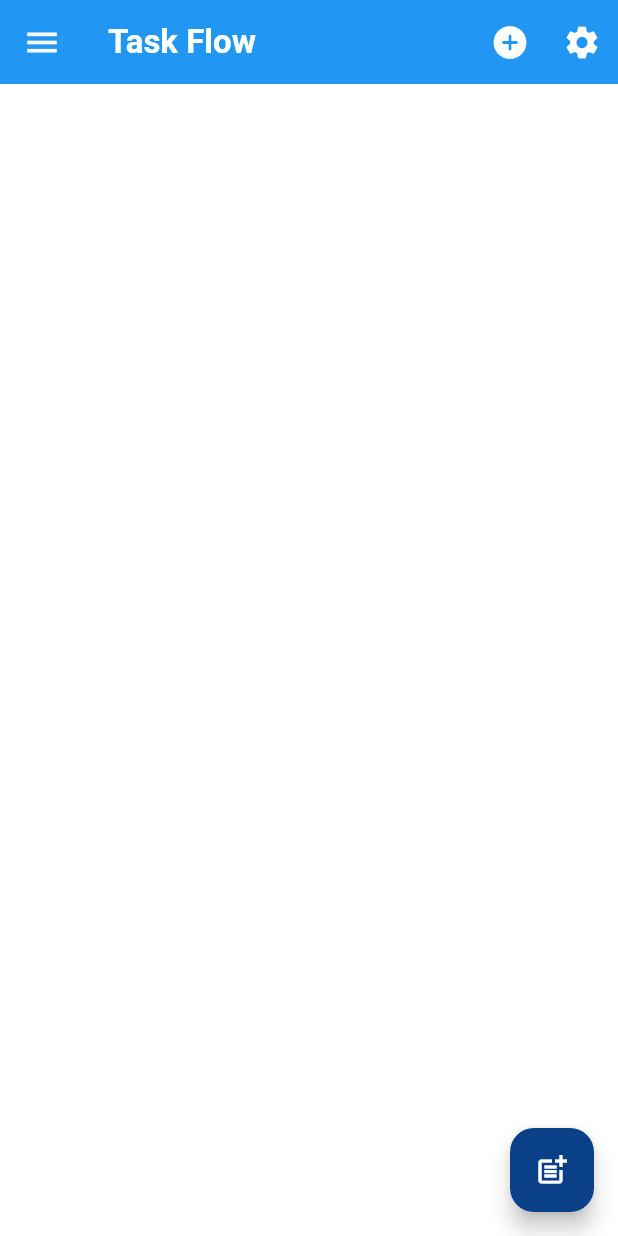
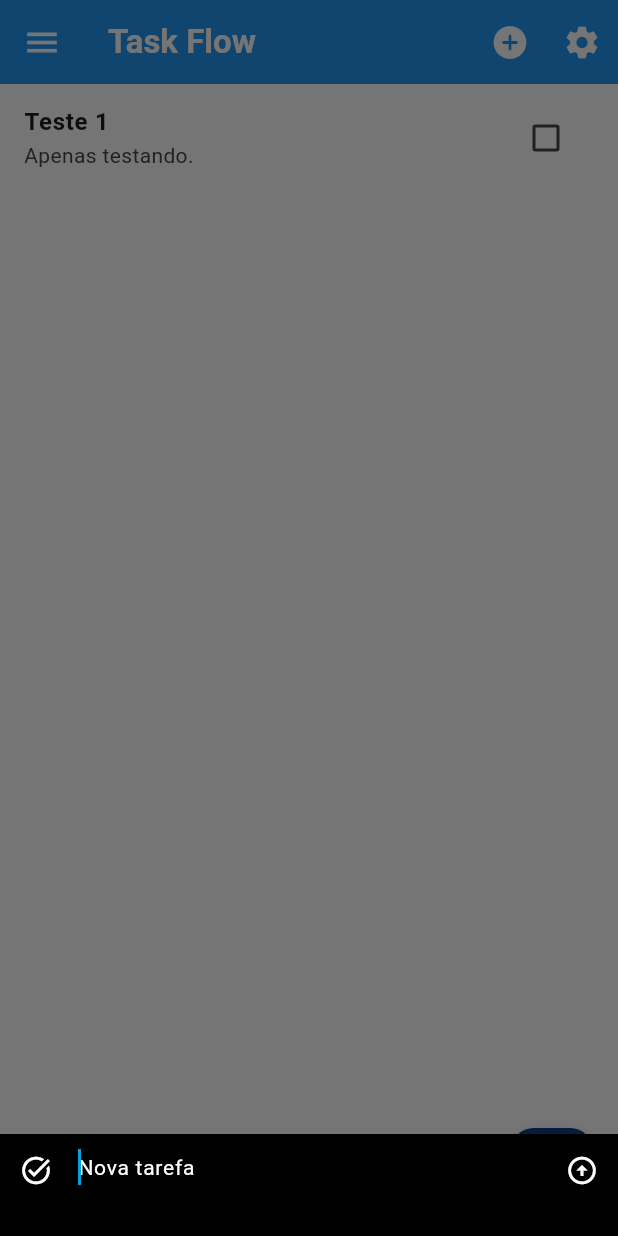
Before and after one commit to Blueshrine/task-flow, a Flutter app: the screen it shows after launch, after a tap on the "post add" icon, on a phone screen of 412 x 824 dp. Run offline on Flutter 3.47's test engine with Material 2 defaults, Android fonts, the phone set to English and light mode, and no system bars; our stand-ins replace bloc, equatable, flutter_bloc; missing offline and left inert: validatorless; Roboto replaces fonts that are missing (mplus1).

Commit message:
Initial implementation of the form modal to register new task.

```diff
--- a/task_flow_app/lib/main.dart
+++ b/task_flow_app/lib/main.dart
@@ -3,6 +3,7 @@ import 'package:flutter/material.dart';
 import './ui/theme/theme_configuration.dart';
 import './pages/task_page.dart';
 import './bloc/exported_blocs.dart';
+import 'models/task_model.dart';
 
 void main() => runApp(const MyApp());
 
@@ -12,7 +13,12 @@ final class MyApp extends StatelessWidget {
   @override
   Widget build(BuildContext context) {
     return BlocProvider(
-      create: (context) => TaskBloc(),
+      create: (context) => TaskBloc()
+        ..add(
+          const AddTaskEvent(
+            task: TaskModel(title: 'Teste 1', description: 'Apenas testando.'),
+          ),
+        ),
       child: MaterialApp(
         title: 'Task Flow',
         theme: ThemeConfiguration.appTheme,
--- a/task_flow_app/lib/models/task_model.dart
+++ b/task_flow_app/lib/models/task_model.dart
@@ -2,13 +2,13 @@ import 'package:equatable/equatable.dart';
 
 final class TaskModel extends Equatable {
   final String title;
-  final String description;
+  final String? description;
   final bool? isDone;
   final bool? isDeleted;
 
   const TaskModel({
     required this.title,
-    required this.description,
+    this.description,
     this.isDone = false,
     this.isDeleted = false,
   });
@@ -39,7 +39,7 @@ final class TaskModel extends Equatable {
   factory TaskModel.fromMap(Map<String, dynamic> map) {
     return TaskModel(
       title: map['title'] ?? '',
-      description: map['description'] ?? '',
+      description: map['description'],
       isDone: map['isDone'],
       isDeleted: map['isDeleted'],
     );
--- a/task_flow_app/lib/pages/task_page.dart
+++ b/task_flow_app/lib/pages/task_page.dart
@@ -3,9 +3,27 @@ import 'package:flutter/material.dart';
 import '../ui/styles/app_text_styles.dart';
 import '../widgets/task_data.dart';
 import '../bloc/exported_blocs.dart';
+import '../widgets/task_form_modal.dart';
 
 final class TaskPage extends StatelessWidget {
   const TaskPage({super.key});
+
+  void addTask(BuildContext context) {
+    showModalBottomSheet(
+      shape: OutlineInputBorder(
+        borderRadius: BorderRadius.circular(0),
+      ),
+      context: context,
+      builder: (context) => SingleChildScrollView(
+        child: Container(
+          padding: EdgeInsets.only(
+            bottom: MediaQuery.of(context).viewInsets.bottom,
+          ),
+          child: const TaskFormModal(),
+        ),
+      ),
+    );
+  }
 
   @override
   Widget build(BuildContext context) {
@@ -31,7 +49,7 @@ final class TaskPage extends StatelessWidget {
       ),
       floatingActionButton: FloatingActionButton(
         tooltip: 'Add new task.',
-        onPressed: () {},
+        onPressed: () => addTask(context),
         child: const Icon(Icons.post_add),
       ),
       body: SafeArea(
--- a/task_flow_app/lib/ui/theme/theme_configuration.dart
+++ b/task_flow_app/lib/ui/theme/theme_configuration.dart
@@ -5,6 +5,11 @@ import '../styles/app_text_styles.dart';
 
 final class ThemeConfiguration {
   ThemeConfiguration._();
+
+  // static final _defaultInputBorder = OutlineInputBorder(
+  //   borderRadius: BorderRadius.circular(0),
+  //   borderSide: BorderSide(color: Colors.grey[400]!),
+  // );
 
   static final appTheme = ThemeData(
     useMaterial3: true,
@@ -23,9 +28,13 @@ final class ThemeConfiguration {
       backgroundColor: Color.fromARGB(255, 9, 64, 136),
     ),
     inputDecorationTheme: InputDecorationTheme(
-      fillColor: Colors.white,
+      fillColor: Colors.black,
       filled: true,
       isDense: true,
+      contentPadding: const EdgeInsets.all(10.0),
+      //border: _defaultInputBorder,
+      //enabledBorder: _defaultInputBorder,
+      //focusedBorder: _defaultInputBorder,
       labelStyle: AppTextStyles.instance.textRegular.copyWith(
         color: Colors.black,
       ),
--- a/task_flow_app/lib/widgets/task_data.dart
+++ b/task_flow_app/lib/widgets/task_data.dart
@@ -19,10 +19,12 @@ final class TaskData extends StatelessWidget {
         task.title,
         style: context.appTextStyles.textSemiBold,
       ),
-      subtitle: Text(
-        task.description,
-        style: context.appTextStyles.textRegular,
-      ),
+      subtitle: task.description != null
+          ? Text(
+              task.description!,
+              style: context.appTextStyles.textRegular,
+            )
+          : null,
     );
   }
 }
--- /dev/null
+++ b/task_flow_app/lib/widgets/task_form_modal.dart
@@ -0,0 +1,62 @@
+import 'package:flutter/material.dart';
+import 'package:validatorless/validatorless.dart';
+
+import '../bloc/exported_blocs.dart';
+import '../models/task_model.dart';
+
+class TaskFormModal extends StatefulWidget {
+  const TaskFormModal({super.key});
+
+  @override
+  State<TaskFormModal> createState() => _TaskFormModalState();
+}
+
+class _TaskFormModalState extends State<TaskFormModal> {
+  final formKey = GlobalKey<FormState>();
+  final titleEC = TextEditingController();
+
+  @override
+  void dispose() {
+    titleEC.dispose();
+    super.dispose();
+  }
+
+  void _handleEditingComplete() {
+    if (titleEC.text.isNotEmpty) {
+      final task = TaskModel(title: titleEC.text);
+      context.read<TaskBloc>().add(AddTaskEvent(task: task));
+      titleEC.clear();
+    }
+  }
+
+  @override
+  Widget build(BuildContext context) {
+    return Container(
+      color: Colors.black,
+      padding: const EdgeInsets.only(bottom: 20),
+      child: Column(
+        children: <Widget>[
+          TextFormField(
+            style: const TextStyle(color: Colors.white),
+            autofocus: true,
+            controller: titleEC,
+            validator: Validatorless.required('Preencha o Título.'),
+            decoration: InputDecoration(
+              hintStyle: const TextStyle(color: Colors.white, fontSize: 14),
+              prefixIconColor: Colors.white,
+              prefixIcon: const Icon(Icons.task_alt, size: 22),
+              suffixIconColor: Colors.white,
+              suffixIcon: IconButton(
+                onPressed: _handleEditingComplete,
+                icon: const Icon(Icons.arrow_circle_up, size: 22),
+              ),
+              hintText: 'Nova tarefa',
+              border: InputBorder.none,
+            ),
+            onEditingComplete: _handleEditingComplete,
+          ),
+        ],
+      ),
+    );
+  }
+}
--- a/task_flow_app/pubspec.yaml
+++ b/task_flow_app/pubspec.yaml
@@ -39,6 +39,7 @@ dependencies:
   bloc: ^8.1.2
   hydrated_bloc: ^9.1.2
   path_provider: ^2.0.15
+  validatorless: ^1.2.3
 
 dev_dependencies:
   flutter_test:
```
